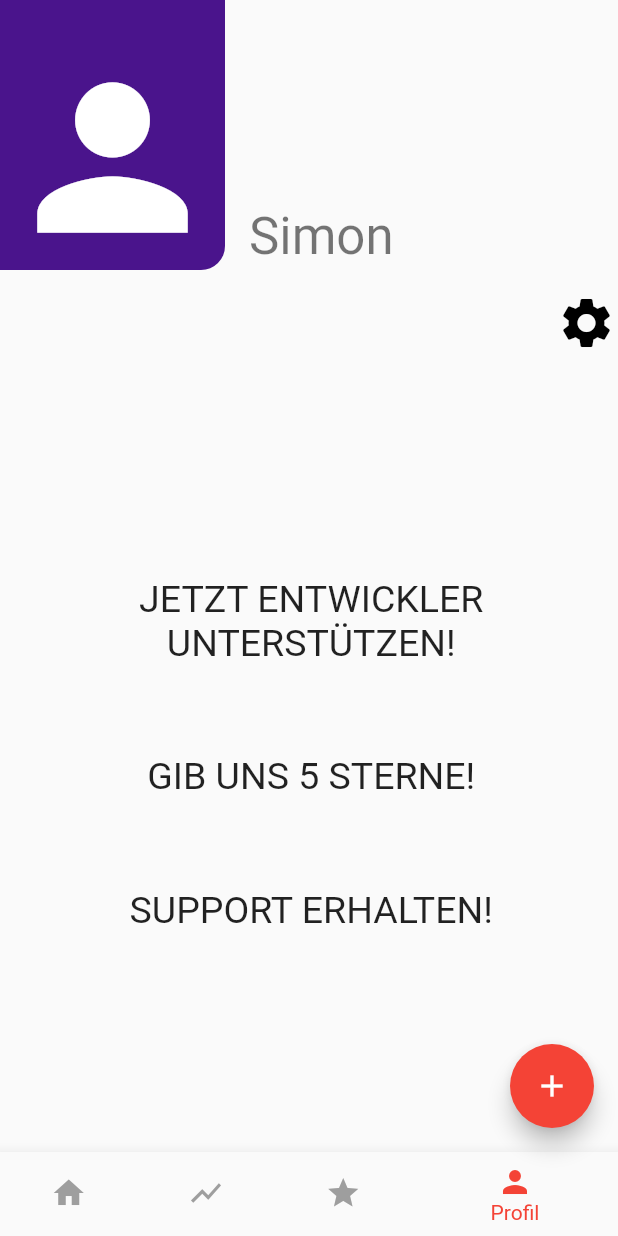
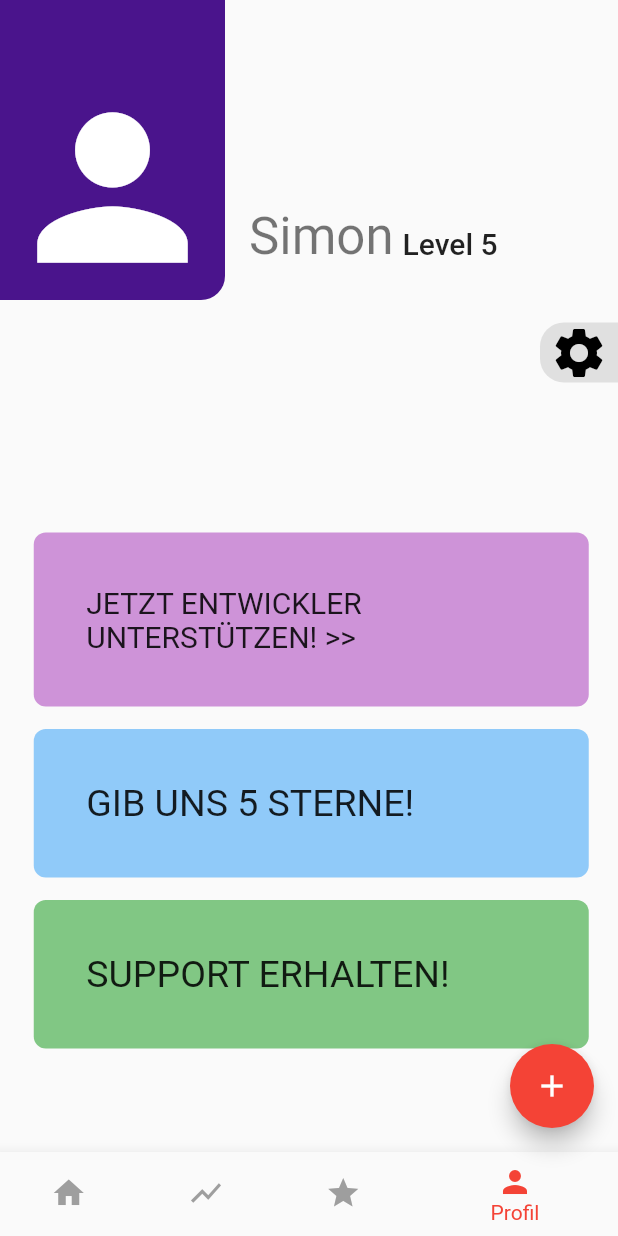
Before and after one commit to simonwachtler/mydailywin, a Flutter app: the screen it shows after launch, item 4 of the bottom bar chosen, on a phone screen of 412 x 824 dp. Run offline on Flutter 3.47's test engine with Material 2 defaults, Android fonts, the phone set to English and light mode, and no system bars; drawn by our look-alikes of flutter_speed_dial; Roboto replaces fonts that are missing (Abadi).

Commit message:
Änderungen Profilseite

```diff
--- a/lib/profil.dart
+++ b/lib/profil.dart
@@ -16,62 +16,114 @@ class Profil extends StatelessWidget {
               child: Column(
                 children: <Widget>[
                   SizedBox(
-                    height: 30,
+                    height: 50,
                   ),
                   Icon(Icons.person, color: Colors.white, size: 150),
                 ],
               ),
             ),
             Padding(
-              padding: const EdgeInsets.only(left: 16, top: 135),
+              padding: const EdgeInsets.only(left: 16, top: 115),
               child:
                   Text("Simon", style: Theme.of(context).textTheme.headline4),
+            ),
+            Padding(
+              padding: const EdgeInsets.only(top: 125, left: 6),
+              child:
+                  Text("Level 5", style: Theme.of(context).textTheme.headline6),
             ),
           ],
         ),
         Padding(
-          padding: const EdgeInsets.only(left: 370.0, top: 15),
+          padding: const EdgeInsets.only(left: 360, top: 15),
           child: Container(
             decoration: new BoxDecoration(
-              color: Colors.grey[250],
-              borderRadius: BorderRadius.only(bottomRight: Radius.circular(16)),
+              color: Colors.grey[300],
+              borderRadius: BorderRadius.horizontal(left: Radius.circular(16)),
             ),
             child: Column(
               children: <Widget>[
                 SizedBox(
-                  width: 70,
+                  width: 130,
                 ),
                 Icon(Icons.settings, color: Colors.black, size: 40),
               ],
             ),
           ),
         ),
-        Padding(
-          padding: const EdgeInsets.only(left: 3.0, top: 150),
-          child: Text(
-            'JETZT ENTWICKLER UNTERSTÜTZEN!',
-            textAlign: TextAlign.center,
-            style: TextStyle(fontSize: 25, fontFamily: 'Abadi'),
+        InkWell(
+          splashColor: Colors.transparent,
+          highlightColor: Colors.transparent,
+          onTap: () {
+            print("isRecording");
+          },
+          child: Padding(
+            padding: EdgeInsets.only(left: 3.0, top: 100),
+            child: Container(
+              width: 370,
+              decoration: new BoxDecoration(
+                color: Colors.purple[200],
+                borderRadius: BorderRadius.all(Radius.circular(8.0)),
+              ),
+              child: Padding(
+                padding: const EdgeInsets.all(35.0),
+                child: Text(
+                  "JETZT ENTWICKLER UNTERSTÜTZEN! >>",
+                  style: TextStyle(fontSize: 20, fontFamily: 'Abadi'),
+                ),
+              ),
+            ),
           ),
         ),
-        Padding(
-          padding: const EdgeInsets.only(left: 3.0, top: 60),
-          child: Text(
-            'GIB UNS 5 STERNE!',
-            textAlign: TextAlign.center,
-            style: TextStyle(fontSize: 25, fontFamily: 'Abadi'),
+        InkWell(
+          splashColor: Colors.transparent,
+          highlightColor: Colors.transparent,
+          onTap: () {
+            print("isRecording");
+          },
+          child: Padding(
+            padding: EdgeInsets.only(left: 3.0, top: 15),
+            child: Container(
+              width: 370,
+              decoration: new BoxDecoration(
+                color: Colors.blue[200],
+                borderRadius: BorderRadius.all(Radius.circular(8.0)),
+              ),
+              child: Padding(
+                padding: const EdgeInsets.all(35.0),
+                child: Text(
+                  "GIB UNS 5 STERNE!",
+                  style: TextStyle(fontSize: 25, fontFamily: 'Abadi'),
+                ),
+              ),
+            ),
           ),
         ),
-        Padding(
-          padding: const EdgeInsets.only(left: 3.0, top: 60),
-          child: Text(
-            'SUPPORT ERHALTEN!',
-            textAlign: TextAlign.center,
-            style: TextStyle(fontSize: 25, fontFamily: 'Abadi'),
+        InkWell(
+          splashColor: Colors.transparent,
+          highlightColor: Colors.transparent,
+          onTap: () {
+            print("isRecording");
+          },
+          child: Padding(
+            padding: EdgeInsets.only(left: 3.0, top: 15),
+            child: Container(
+              width: 370,
+              decoration: new BoxDecoration(
+                color: Colors.green[300],
+                borderRadius: BorderRadius.all(Radius.circular(8.0)),
+              ),
+              child: Padding(
+                padding: const EdgeInsets.all(35.0),
+                child: Text(
+                  "SUPPORT ERHALTEN!",
+                  style: TextStyle(fontSize: 25, fontFamily: 'Abadi'),
+                ),
+              ),
+            ),
           ),
         ),
       ]),
-      // Um de drei Sochn mias mo jeweils no so a Box mochn.
     );
   }
 }
@@ -86,3 +138,38 @@ class ProfilBox extends StatelessWidget {
     return Container();
   }
 }
+
+class FirstRoute extends StatelessWidget {
+  @override
+  Widget build(BuildContext context) {
+    return Scaffold(
+      body: Container(
+        child: RaisedButton(
+          child: Text('Open route'),
+          onPressed: () {
+            Navigator.push(
+              context,
+              MaterialPageRoute(builder: (context) => SettingsRoute()),
+            );
+          },
+        ),
+      ),
+    );
+  }
+}
+
+class SettingsRoute extends StatelessWidget {
+  @override
+  Widget build(BuildContext context) {
+    return Scaffold(
+      body: Center(
+        child: RaisedButton(
+          onPressed: () {
+            Navigator.pop(context);
+          },
+          child: Text('Go back!'),
+        ),
+      ),
+    );
+  }
+}
```
